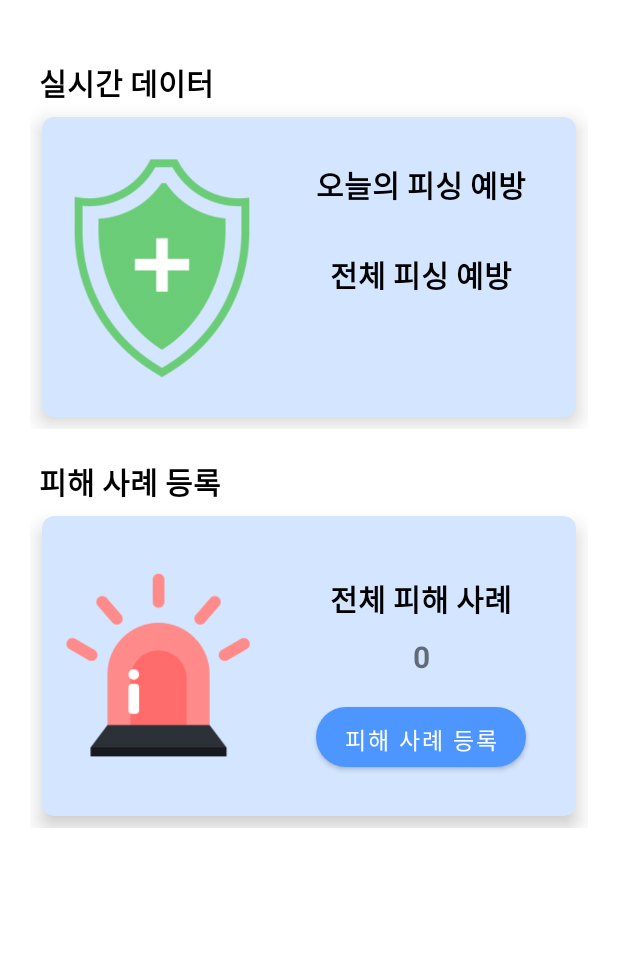
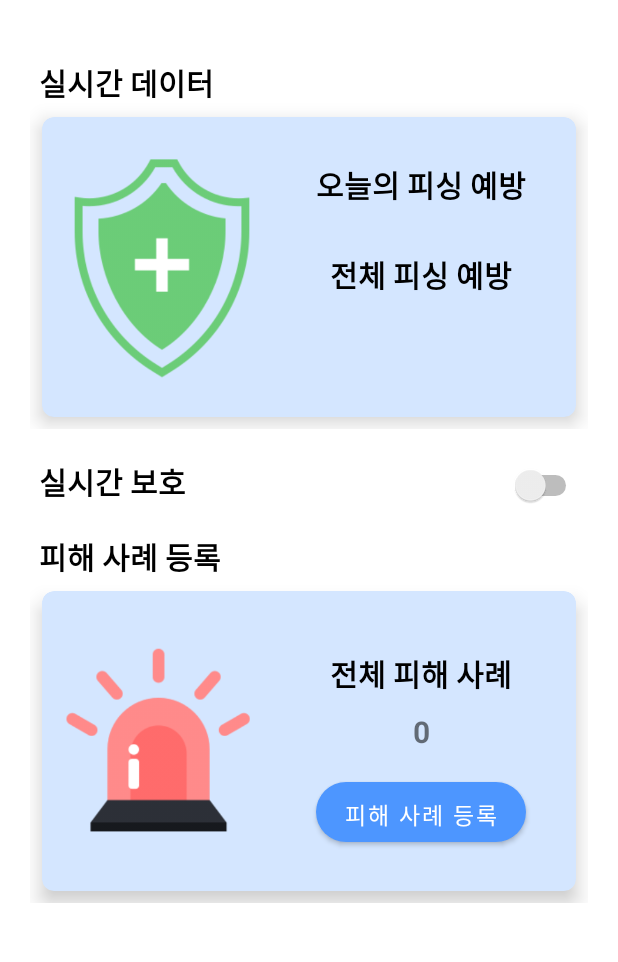
Before and after one commit to Phikaso-Team/Phikaso, an Android app: the MainActivity screen opened directly, with no data from a screen before it, on a phone screen of 412 x 824 dp, the part 103-1065 px from its top. Run offline under Robolectric (Android 15) with nearby library versions, the phone set to English and light mode, and no system bars; our stand-ins replace Firebase (no records; nobody signed in at launch, a user with empty details on screens opened directly).

Commit message:
딥러닝 서버 연동

```diff
--- a/app/build.gradle
+++ b/app/build.gradle
@@ -43,10 +43,8 @@ dependencies {
     implementation 'com.google.firebase:firebase-analytics'
     implementation 'androidx.cardview:cardview:1.0.0'
     implementation 'com.android.support:cardview-v7:28.0.0'
-
+    implementation 'com.squareup.retrofit2:retrofit:2.6.0'
+    implementation 'com.squareup.retrofit2:converter-gson:2.6.0'
 }
 
-
-
-
 apply plugin: 'com.google.gms.google-services'
--- a/app/src/main/AndroidManifest.xml
+++ b/app/src/main/AndroidManifest.xml
@@ -1,6 +1,8 @@
 <?xml version="1.0" encoding="utf-8"?>
 <manifest xmlns:android="http://schemas.android.com/apk/res/android"
     package="com.android.phikaso">
+
+    <uses-permission android:name="android.permission.INTERNET"/>
 
     <application
         android:allowBackup="true"
@@ -8,7 +10,8 @@
         android:label="피카소"
         android:roundIcon="@mipmap/ic_launcher_round"
         android:supportsRtl="true"
-        android:theme="@style/Theme.Phikaso">
+        android:theme="@style/Theme.Phikaso"
+        android:usesCleartextTraffic="true">
         <activity
             android:name=".activity.SplashActivity">
             <intent-filter>
--- a/app/src/main/java/com/android/phikaso/activity/MainActivity.java
+++ b/app/src/main/java/com/android/phikaso/activity/MainActivity.java
@@ -3,20 +3,31 @@ package com.android.phikaso.activity;
 import androidx.appcompat.app.AlertDialog;
 import androidx.appcompat.app.AppCompatActivity;
 import androidx.core.app.NotificationManagerCompat;
+import androidx.localbroadcastmanager.content.LocalBroadcastManager;
 
 import android.accessibilityservice.AccessibilityServiceInfo;
+import android.annotation.SuppressLint;
 import android.app.ActivityManager;
+import android.content.BroadcastReceiver;
 import android.content.Context;
 import android.content.Intent;
+import android.content.IntentFilter;
 import android.os.Build;
 import android.os.Bundle;
 import android.provider.Settings;
+import android.util.Log;
 import android.view.View;
 import android.view.accessibility.AccessibilityManager;
+import android.widget.CompoundButton;
+import android.widget.Switch;
 import android.widget.TextView;
 import android.widget.Toast;
 
 import com.android.phikaso.R;
+import com.android.phikaso.server.RetrofitAPI;
+import com.android.phikaso.server.RetrofitClient;
+import com.android.phikaso.server.PhishingData;
+import com.android.phikaso.service.MyAccessibilityService;
 import com.android.phikaso.service.MyNotificationService;
 import com.google.firebase.database.DataSnapshot;
 import com.google.firebase.database.DatabaseError;
@@ -26,10 +37,16 @@ import com.google.firebase.database.ValueEventListener;
 import java.util.List;
 import java.util.Set;
 
+import retrofit2.Call;
+import retrofit2.Callback;
+import retrofit2.Response;
+
 public class MainActivity extends AppCompatActivity {
+    private static final String TAG = "MainActivity";
     private AlertDialog dialog = null;
     private FirebaseDatabase mDatabase;
     private TextView textViewCount;
+    private Switch switchProtection;
     private int count;
 
     @Override
@@ -39,11 +56,36 @@ public class MainActivity extends AppCompatActivity {
         //초기화
         mDatabase= FirebaseDatabase.getInstance();
 
-        //아이디 설정
-        textViewCount = findViewById(R.id.textViewCount);
+        findViewById(R.id.buttonRegister).setOnClickListener(onClickListener);//피해 사례 등록
+        findViewById(R.id.buttonSetting).setOnClickListener(onClickListener);//설정
+        textViewCount = findViewById(R.id.textViewCount);//전체 피해 사례
+        switchProtection = findViewById(R.id.switchProtection);//실시간 보호
 
-        findViewById(R.id.buttonRegister).setOnClickListener(onClickListener);
-        findViewById(R.id.buttonSetting).setOnClickListener(onClickListener);
+        //카카오톡 대화 읽어오기
+        LocalBroadcastManager.getInstance(this).registerReceiver(//백그라운드
+                new BroadcastReceiver() {
+                    @SuppressLint("SetTextI18n")
+                    @Override
+                    public void onReceive(Context context, Intent intent) {
+//                        String time = intent.getStringExtra(MyNotificationService.EXTRA_TIME);
+//                        String name = intent.getStringExtra(MyNotificationService.EXTRA_NAME);
+//                        String room = intent.getStringExtra(MyNotificationService.EXTRA_ROOM);
+//                        if (room == null) room = "개인 채팅";
+                        String text = intent.getStringExtra(MyNotificationService.EXTRA_TEXT);
+                        deepLearningServer(text);
+                    }
+                }, new IntentFilter(MyNotificationService.ACTION_NOTIFICATION_BROADCAST)
+        );
+        LocalBroadcastManager.getInstance(this).registerReceiver(//포그라운드
+                new BroadcastReceiver() {
+                    @SuppressLint("SetTextI18n")
+                    @Override
+                    public void onReceive(Context context, Intent intent) {
+                        String text = intent.getStringExtra(MyAccessibilityService.EXTRA_TEXT);
+                        deepLearningServer(text);
+                    }
+                }, new IntentFilter(MyAccessibilityService.ACTION_NOTIFICATION_BROADCAST)
+        );
     }
 
     View.OnClickListener onClickListener = new View.OnClickListener() {
@@ -154,4 +196,51 @@ public class MainActivity extends AppCompatActivity {
         }
         return false;
     }
+
+    //딥러닝 서버
+    public void deepLearningServer(String text){
+        RetrofitAPI retrofitAPI = RetrofitClient.getClient().create(RetrofitAPI.class);
+        Call<PhishingData> call = retrofitAPI.getPhishingData(text);//카카오톡에서 읽어오는 텍스트
+
+        call.enqueue(new Callback<PhishingData>() {
+            @Override
+            public void onResponse(Call<PhishingData> call, Response<PhishingData> response) {
+                if (!response.isSuccessful()) {
+                    Log.d(TAG, String.valueOf(response.code()));
+                    return;
+                }
+
+                PhishingData data = response.body();
+
+                String content = "";
+                content += "Phishing: " + data.getPhishing() + "\n";
+                if(data.getProbability().contains("%")){
+                    data.getProbability().replace("%","");
+                }
+                content += "Probability: " + data.getProbability() + "\n";
+                content += "Text: " + data.getText() + "\n";
+
+                Log.d(TAG, content);
+            }
+
+            @Override
+            public void onFailure(Call<PhishingData> call, Throwable t) {
+                Log.d(TAG, t.getMessage());
+            }
+        });
+    }
+
+    //실시간 보호
+    public void realTimeProtection(){
+        switchProtection.setOnCheckedChangeListener(new CompoundButton.OnCheckedChangeListener() {
+            @Override
+            public void onCheckedChanged(CompoundButton compoundButton, boolean isChecked) {
+                if(isChecked){
+                    //팝업 알림 띄우기
+                }else{
+
+                }
+            }
+        });
+    }
 }
--- a/app/src/main/java/com/android/phikaso/activity/RegisterActivity.java
+++ b/app/src/main/java/com/android/phikaso/activity/RegisterActivity.java
@@ -35,9 +35,8 @@ import java.io.File;
 import java.util.HashMap;
 import java.util.Map;
 
-import static android.content.ContentValues.TAG;
-
 public class RegisterActivity extends AppCompatActivity {
+    private static final String TAG = "RegisterActivity";
     public static final int PICK_FROM_ALBUM = 1;
     private Uri imageUri;
     private String pathUri;
--- /dev/null
+++ b/app/src/main/java/com/android/phikaso/server/RetrofitAPI.java
@@ -0,0 +1,10 @@
+package com.android.phikaso.server;
+
+import retrofit2.Call;
+import retrofit2.http.GET;
+import retrofit2.http.Query;
+
+public interface RetrofitAPI {
+    @GET("/")
+    Call<PhishingData> getPhishingData(@Query("text") String text);
+}
--- a/app/src/main/java/com/android/phikaso/service/MyAccessibilityService.java
+++ b/app/src/main/java/com/android/phikaso/service/MyAccessibilityService.java
@@ -132,8 +132,8 @@ public class MyAccessibilityService extends AccessibilityService {
                     text = getAllText(node, 0);
                 }
 
-//                message.append(text).append(" "); // 대화 내용만
-                message.append(name).append(": ").append(text).append("\n"); // 이름 + 대화 내용
+                message.append(text).append(" "); // 대화 내용만
+//                message.append(name).append(": ").append(text).append("\n"); // 이름 + 대화 내용
             }
         }
 
--- a/app/src/main/res/layout/activity_main.xml
+++ b/app/src/main/res/layout/activity_main.xml
@@ -121,6 +121,36 @@
         <LinearLayout
             android:layout_width="match_parent"
             android:layout_height="wrap_content"
+            android:orientation="horizontal">
+
+            <TextView
+                android:layout_width="wrap_content"
+                android:layout_height="wrap_content"
+                android:text="실시간 보호"
+                android:layout_marginTop="20dp"
+                android:layout_marginStart="6dp"
+                android:textColor="@color/black"
+                android:textSize="20sp"
+                android:textStyle="bold" />
+
+            <View
+                android:layout_width="0dp"
+                android:layout_height="0dp"
+                android:layout_weight="1" />
+
+            <Switch
+                android:id="@+id/switchProtection"
+                android:layout_width="wrap_content"
+                android:layout_height="wrap_content"
+                android:layout_marginTop="20dp"
+                android:layout_marginRight="4dp"
+                tools:ignore="UseSwitchCompatOrMaterialXml" />
+
+        </LinearLayout>
+
+        <LinearLayout
+            android:layout_width="match_parent"
+            android:layout_height="wrap_content"
             android:orientation="vertical">
 
             <TextView
```
Also changed, not shown: app/src/main/java/com/android/phikaso/server/PhishingData.java (added, +41 -0 lines), app/src/main/java/com/android/phikaso/server/RetrofitClient.java (added, +22 -0 lines), app/src/main/java/com/android/phikaso/service/MyNotificationService.java (+4 -4 lines).
